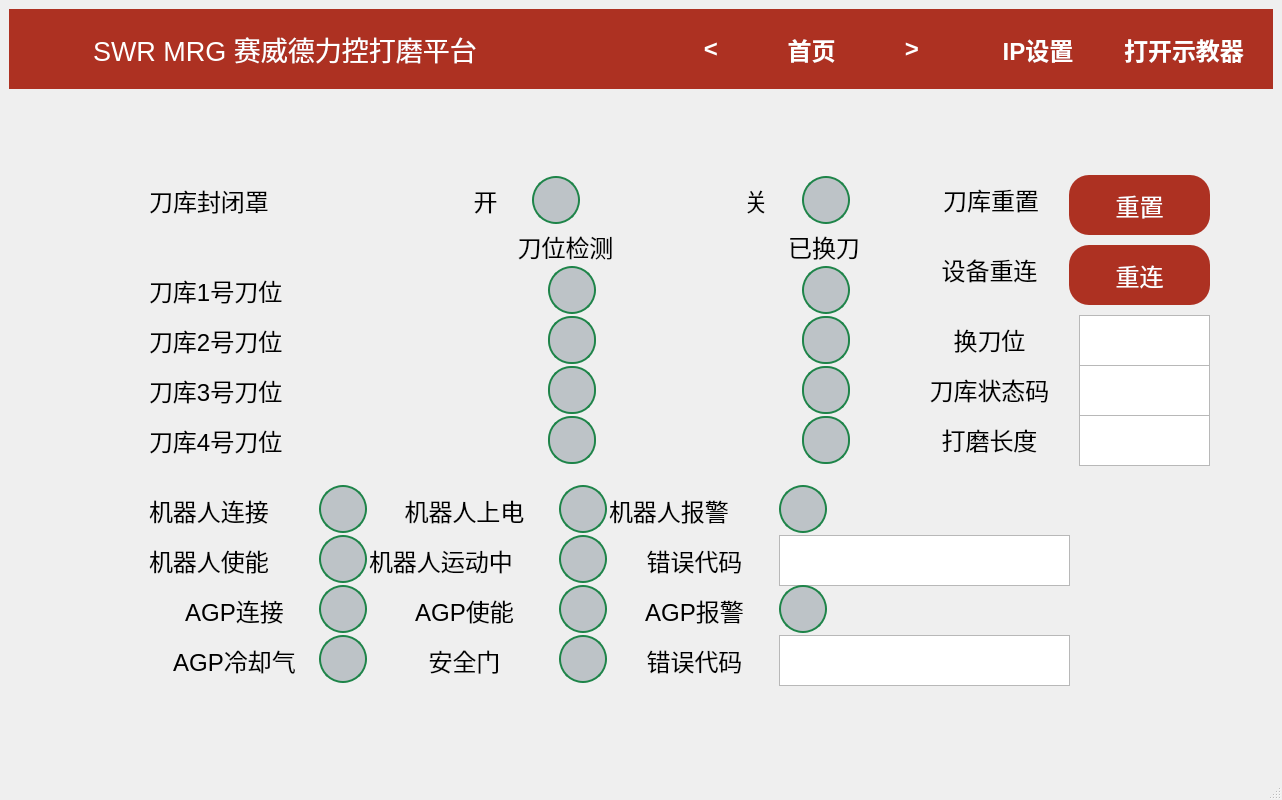
The window that res/mainwindow.ui (kid7995/SWR_MRG) describes before a commit, drawn with Qt 5.
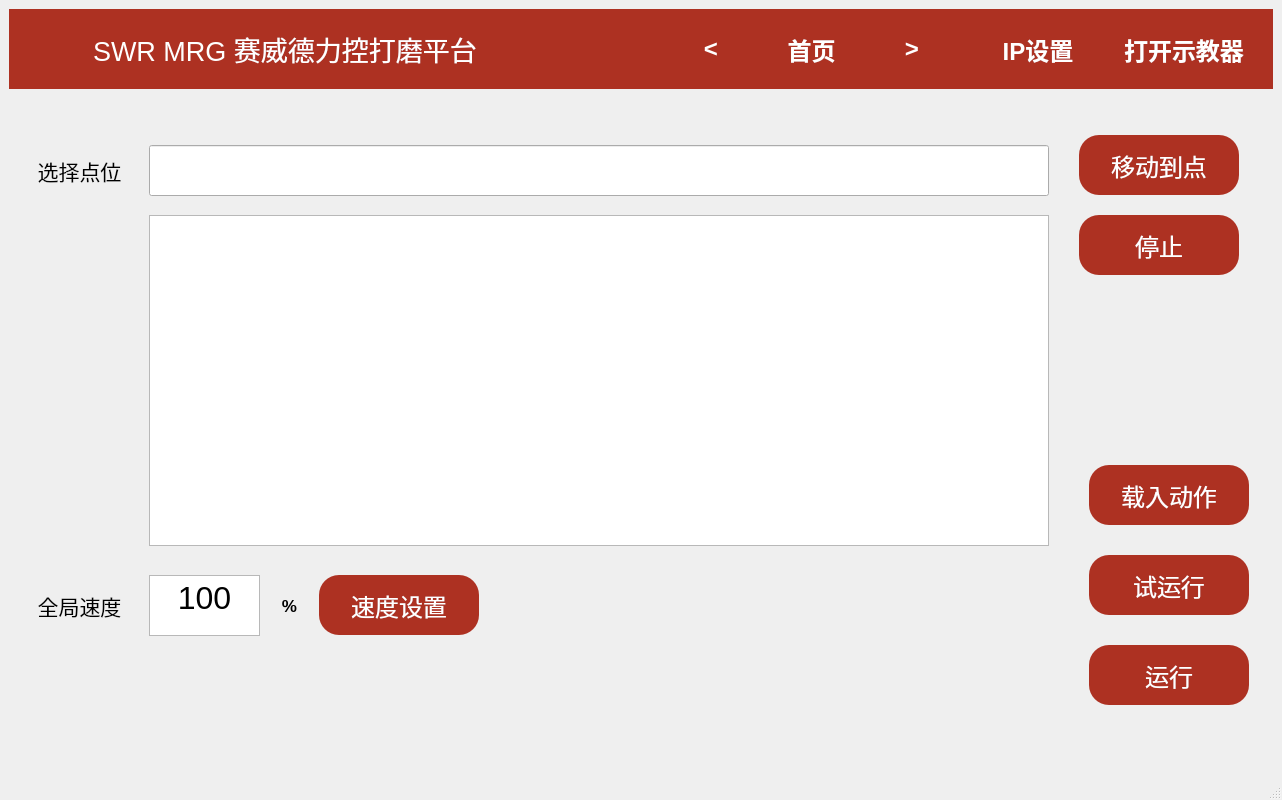
The same window after the commit. The open tabs and pages were chosen to show the change. Icons and pictures are not drawn. Custom widgets are drawn as their Qt base class.

The edit to the form file:
```diff
--- a/res/mainwindow.ui
+++ b/res/mainwindow.ui
@@ -265,19 +265,19 @@
           <x>1060</x>
           <y>80</y>
           <width>141</width>
-          <height>50</height>
+          <height>60</height>
          </rect>
         </property>
         <property name="minimumSize">
          <size>
           <width>0</width>
-          <height>50</height>
+          <height>60</height>
          </size>
         </property>
         <property name="maximumSize">
          <size>
           <width>16777215</width>
-          <height>50</height>
+          <height>60</height>
          </size>
         </property>
         <property name="font">
@@ -1693,19 +1693,19 @@
           <x>1060</x>
           <y>150</y>
           <width>141</width>
-          <height>50</height>
+          <height>60</height>
          </rect>
         </property>
         <property name="minimumSize">
          <size>
           <width>0</width>
-          <height>50</height>
+          <height>60</height>
          </size>
         </property>
         <property name="maximumSize">
          <size>
           <width>16777215</width>
-          <height>50</height>
+          <height>60</height>
          </size>
         </property>
         <property name="font">
@@ -3825,6 +3825,319 @@
         </layout>
        </widget>
       </widget>
+      <widget class="QWidget" name="page_6">
+       <property name="accessibleName">
+        <string>视觉示教</string>
+       </property>
+       <widget class="QPushButton" name="btnInputPoint_Vision">
+        <property name="enabled">
+         <bool>false</bool>
+        </property>
+        <property name="geometry">
+         <rect>
+          <x>1080</x>
+          <y>370</y>
+          <width>160</width>
+          <height>60</height>
+         </rect>
+        </property>
+        <property name="font">
+         <font>
+          <pointsize>-1</pointsize>
+         </font>
+        </property>
+        <property name="autoFillBackground">
+         <bool>false</bool>
+        </property>
+        <property name="styleSheet">
+         <string notr="true">background-color: rgb(173, 49, 34);
+color: rgb(255, 255, 255);</string>
+        </property>
+        <property name="text">
+         <string>载入动作</string>
+        </property>
+        <property name="flat">
+         <bool>true</bool>
+        </property>
+       </widget>
+       <widget class="QPushButton" name="btnTryRun_Vision">
+        <property name="enabled">
+         <bool>false</bool>
+        </property>
+        <property name="geometry">
+         <rect>
+          <x>1080</x>
+          <y>460</y>
+          <width>160</width>
+          <height>60</height>
+         </rect>
+        </property>
+        <property name="font">
+         <font>
+          <pointsize>-1</pointsize>
+         </font>
+        </property>
+        <property name="autoFillBackground">
+         <bool>false</bool>
+        </property>
+        <property name="styleSheet">
+         <string notr="true">background-color: rgb(173, 49, 34);
+color: rgb(255, 255, 255);</string>
+        </property>
+        <property name="text">
+         <string>试运行</string>
+        </property>
+        <property name="flat">
+         <bool>true</bool>
+        </property>
+       </widget>
+       <widget class="QPushButton" name="btnRunPoint_VIsion">
+        <property name="enabled">
+         <bool>false</bool>
+        </property>
+        <property name="geometry">
+         <rect>
+          <x>1080</x>
+          <y>550</y>
+          <width>160</width>
+          <height>60</height>
+         </rect>
+        </property>
+        <property name="font">
+         <font>
+          <pointsize>-1</pointsize>
+         </font>
+        </property>
+        <property name="autoFillBackground">
+         <bool>false</bool>
+        </property>
+        <property name="styleSheet">
+         <string notr="true">background-color: rgb(173, 49, 34);
+color: rgb(255, 255, 255);</string>
+        </property>
+        <property name="text">
+         <string>运行</string>
+        </property>
+        <property name="flat">
+         <bool>true</bool>
+        </property>
+       </widget>
+       <widget class="QLineEdit" name="leInputMovePoint_Vision">
+        <property name="geometry">
+         <rect>
+          <x>140</x>
+          <y>50</y>
+          <width>900</width>
+          <height>51</height>
+         </rect>
+        </property>
+        <property name="font">
+         <font>
+          <pointsize>16</pointsize>
+         </font>
+        </property>
+        <property name="readOnly">
+         <bool>true</bool>
+        </property>
+       </widget>
+       <widget class="QListWidget" name="lstInputMovePoint_Vision">
+        <property name="geometry">
+         <rect>
+          <x>140</x>
+          <y>120</y>
+          <width>900</width>
+          <height>331</height>
+         </rect>
+        </property>
+        <property name="font">
+         <font>
+          <pointsize>16</pointsize>
+         </font>
+        </property>
+       </widget>
+       <widget class="QPushButton" name="btnMoveToPoint_Vision">
+        <property name="enabled">
+         <bool>false</bool>
+        </property>
+        <property name="geometry">
+         <rect>
+          <x>1070</x>
+          <y>40</y>
+          <width>160</width>
+          <height>60</height>
+         </rect>
+        </property>
+        <property name="font">
+         <font>
+          <pointsize>-1</pointsize>
+         </font>
+        </property>
+        <property name="autoFillBackground">
+         <bool>false</bool>
+        </property>
+        <property name="styleSheet">
+         <string notr="true">background-color: rgb(173, 49, 34);
+color: rgb(255, 255, 255);</string>
+        </property>
+        <property name="text">
+         <string>移动到点</string>
+        </property>
+        <property name="flat">
+         <bool>true</bool>
+        </property>
+       </widget>
+       <widget class="QPushButton" name="btnSetSpeed_Vison">
+        <property name="enabled">
+         <bool>false</bool>
+        </property>
+        <property name="geometry">
+         <rect>
+          <x>310</x>
+          <y>480</y>
+          <width>160</width>
+          <height>60</height>
+         </rect>
+        </property>
+        <property name="font">
+         <font>
+          <pointsize>-1</pointsize>
+         </font>
+        </property>
+        <property name="autoFillBackground">
+         <bool>false</bool>
+        </property>
+        <property name="styleSheet">
+         <string notr="true">background-color: rgb(173, 49, 34);
+color: rgb(255, 255, 255);</string>
+        </property>
+        <property name="text">
+         <string>速度设置</string>
+        </property>
+        <property name="flat">
+         <bool>true</bool>
+        </property>
+       </widget>
+       <widget class="QTextEdit" name="RobotSpeed">
+        <property name="geometry">
+         <rect>
+          <x>140</x>
+          <y>480</y>
+          <width>111</width>
+          <height>61</height>
+         </rect>
+        </property>
+        <property name="font">
+         <font>
+          <pointsize>21</pointsize>
+         </font>
+        </property>
+        <property name="html">
+         <string>&lt;!DOCTYPE HTML PUBLIC &quot;-//W3C//DTD HTML 4.0//EN&quot; &quot;http://www.w3.org/TR/REC-html40/strict.dtd&quot;&gt;
+&lt;html&gt;&lt;head&gt;&lt;meta name=&quot;qrichtext&quot; content=&quot;1&quot; /&gt;&lt;meta charset=&quot;utf-8&quot; /&gt;&lt;style type=&quot;text/css&quot;&gt;
+p, li { white-space: pre-wrap; }
+hr { height: 1px; border-width: 0; }
+li.unchecked::marker { content: &quot;\2610&quot;; }
+li.checked::marker { content: &quot;\2612&quot;; }
+&lt;/style&gt;&lt;/head&gt;&lt;body style=&quot; font-family:'Microsoft YaHei UI'; font-size:21pt; font-weight:400; font-style:normal;&quot;&gt;
+&lt;p align=&quot;center&quot; style=&quot; margin-top:0px; margin-bottom:0px; margin-left:0px; margin-right:0px; -qt-block-indent:0; text-indent:0px;&quot;&gt;&lt;span style=&quot; font-size:24pt;&quot;&gt;100&lt;/span&gt;&lt;/p&gt;&lt;/body&gt;&lt;/html&gt;</string>
+        </property>
+       </widget>
+       <widget class="QLabel" name="label">
+        <property name="geometry">
+         <rect>
+          <x>10</x>
+          <y>480</y>
+          <width>121</width>
+          <height>61</height>
+         </rect>
+        </property>
+        <property name="font">
+         <font>
+          <pointsize>16</pointsize>
+         </font>
+        </property>
+        <property name="text">
+         <string>全局速度</string>
+        </property>
+        <property name="alignment">
+         <set>Qt::AlignCenter</set>
+        </property>
+       </widget>
+       <widget class="QLabel" name="label_2">
+        <property name="geometry">
+         <rect>
+          <x>260</x>
+          <y>480</y>
+          <width>41</width>
+          <height>61</height>
+         </rect>
+        </property>
+        <property name="font">
+         <font>
+          <pointsize>13</pointsize>
+          <bold>true</bold>
+         </font>
+        </property>
+        <property name="text">
+         <string>%</string>
+        </property>
+        <property name="alignment">
+         <set>Qt::AlignCenter</set>
+        </property>
+       </widget>
+       <widget class="QLabel" name="label_6">
+        <property name="geometry">
+         <rect>
+          <x>10</x>
+          <y>50</y>
+          <width>121</width>
+          <height>51</height>
+         </rect>
+        </property>
+        <property name="font">
+         <font>
+          <pointsize>16</pointsize>
+         </font>
+        </property>
+        <property name="text">
+         <string>选择点位</string>
+        </property>
+        <property name="alignment">
+         <set>Qt::AlignCenter</set>
+        </property>
+       </widget>
+       <widget class="QPushButton" name="btnStop_Vision">
+        <property name="enabled">
+         <bool>false</bool>
+        </property>
+        <property name="geometry">
+         <rect>
+          <x>1070</x>
+          <y>120</y>
+          <width>160</width>
+          <height>60</height>
+         </rect>
+        </property>
+        <property name="font">
+         <font>
+          <pointsize>-1</pointsize>
+         </font>
+        </property>
+        <property name="autoFillBackground">
+         <bool>false</bool>
+        </property>
+        <property name="styleSheet">
+         <string notr="true">background-color: rgb(173, 49, 34);
+color: rgb(255, 255, 255);</string>
+        </property>
+        <property name="text">
+         <string>停止</string>
+        </property>
+        <property name="flat">
+         <bool>true</bool>
+        </property>
+       </widget>
+      </widget>
       <widget class="QWidget" name="page_4">
        <property name="accessibleName">
         <string>IP设置</string>
```
Left out of the diff: 26 changed lines with no effect on the pictures.
